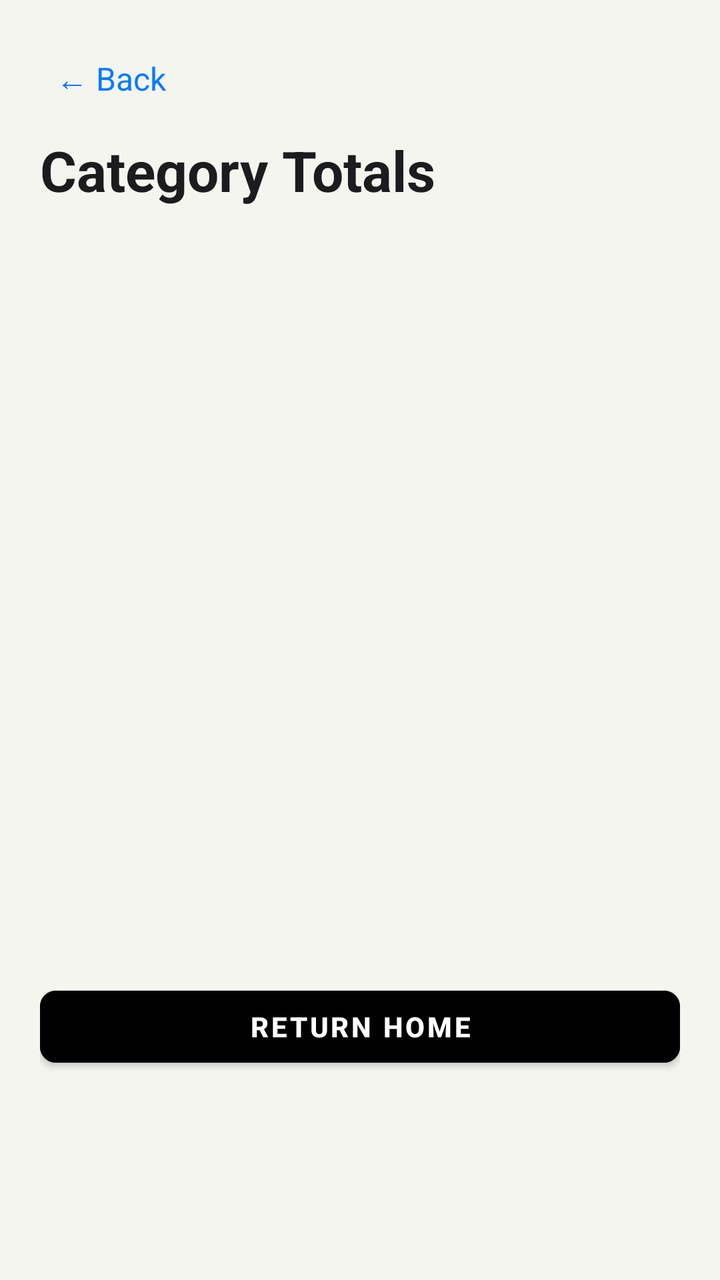
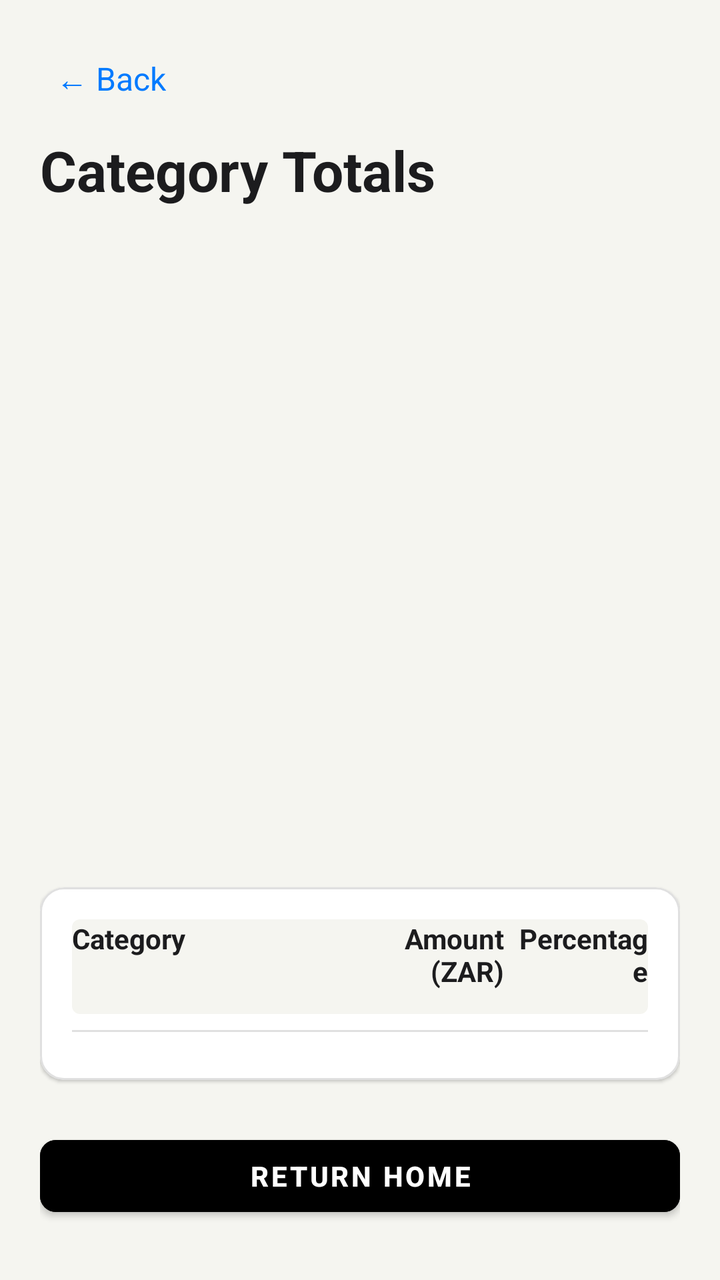

Two renders of the same Android screen: before a commit and after it. Below are the layout's source before the change and the commit's diff.
<!-- AndroidManifest.xml: application theme Theme.HarmonieBudget -->
<!-- res/layout/activity_category_total.xml -->
<?xml version="1.0" encoding="utf-8"?>
<LinearLayout
    xmlns:android="http://schemas.android.com/apk/res/android"
    android:layout_width="match_parent"
    android:layout_height="match_parent"
    android:orientation="vertical"
    android:background="@color/background_light">

    <ScrollView
        android:layout_width="match_parent"
        android:layout_height="match_parent"
        android:fillViewport="true"
        android:scrollbars="vertical">

        <LinearLayout
            android:layout_width="match_parent"
            android:layout_height="wrap_content"
            android:orientation="vertical"
            android:padding="20dp"
            android:paddingBottom="32dp">

            
            <TextView
                android:id="@+id/iv_back_arrow"
                android:layout_width="wrap_content"
                android:layout_height="wrap_content"
                android:text="@string/back_arrow"
                android:textSize="16sp"
                android:textColor="@color/accent_blue"
                android:padding="8dp"
                android:layout_marginBottom="8dp"
                android:clickable="true"
                android:focusable="true" />

            <TextView
                android:id="@+id/tv_title"
                android:layout_width="wrap_content"
                android:layout_height="wrap_content"
                android:text="@string/category_totals_title"
                android:textColor="@color/text_primary_light"
                android:textSize="28sp"
                android:textStyle="bold"
                android:layout_marginBottom="8dp" />

            
            <FrameLayout
                android:id="@+id/pie_container"
                android:layout_width="match_parent"
                android:layout_height="300dp"
                android:layout_marginTop="16dp"
                android:layout_marginBottom="16dp" />

            
            <TextView
                android:id="@+id/tv_totals"
                android:layout_width="match_parent"
                android:layout_height="wrap_content"
                android:textColor="@color/text_primary_light"
                android:textSize="16sp"
                android:layout_marginBottom="16dp" />

            
            <Button
                android:id="@+id/btn_return_home"
                style="@style/StandardButton"
                android:layout_width="match_parent"
                android:layout_height="48dp"
                android:layout_marginTop="8dp"
                android:text="@string/return_home" />

        </LinearLayout>
    </ScrollView>
</LinearLayout>
<!-- resources referenced by this layout -->
<resources>
  <color name="accent_blue">#007AFF</color>
  <color name="background_light">#F5F5F0</color>
  <color name="text_primary_light">#1C1C1E</color>
  <string name="back_arrow">← Back</string>
  <string name="category_totals_title">Category Totals</string>
  <string name="return_home">Return Home</string>
  <style name="StandardButton" parent="Widget.MaterialComponents.Button">
          <item name="android:backgroundTint">@color/button_background_standard</item>
          <item name="android:textColor">@color/button_text_standard</item>
          <item name="android:textSize">14sp</item>
          <item name="android:textStyle">bold</item>
          <item name="android:minHeight">48dp</item>
          <item name="android:minWidth">0dp</item>
          <item name="android:paddingStart">16dp</item>
          <item name="android:paddingEnd">16dp</item>
          <item name="cornerRadius">8dp</item>
      </style>
  <style name="Theme.HarmonieBudget" parent="Theme.MaterialComponents.DayNight.NoActionBar">
  
          <item name="colorPrimary">@color/purple_500</item>
          <item name="colorPrimaryVariant">@color/purple_700</item>
          <item name="colorSecondary">@color/teal_200</item>
  
          <item name="android:windowBackground">@color/background_light</item>
  
          
          <item name="android:textColor">@color/text_primary_light</item>
          <item name="android:textColorPrimary">@color/text_primary_light</item>
          <item name="android:textColorSecondary">@color/text_secondary_light</item>
          <item name="android:textColorHint">@color/text_hint_light</item>
  
          <item name="colorControlNormal">@color/text_secondary_light</item>
          <item name="colorControlActivated">@color/accent_blue</item>
          <item name="colorButtonNormal">@color/button_background_standard</item>
  
          <item name="cardViewStyle">@style/CardViewLight</item>
  
      </style>
  <color name="button_background_standard">#000000</color>
  <color name="button_text_standard">#FFFFFF</color>
  <color name="purple_500">#FF6200EE</color>
  <color name="purple_700">#FF3700B3</color>
  <color name="teal_200">#FF03DAC5</color>
  <color name="text_secondary_light">#8E8E93</color>
  <color name="text_hint_light">#C7C7CC</color>
  <style name="CardViewLight" parent="CardView">
          <item name="cardBackgroundColor">@color/surface_light</item>
          <item name="cardElevation">1dp</item>
          <item name="cardCornerRadius">12dp</item>
      </style>
  <color name="surface_light">#FFFFFF</color>
</resources>

<!-- the commit's change to res/layout/activity_category_total.xml (unified diff, before → after) -->
@@ -1,6 +1,7 @@
 <?xml version="1.0" encoding="utf-8"?>
 <LinearLayout
     xmlns:android="http://schemas.android.com/apk/res/android"
+    xmlns:app="http://schemas.android.com/apk/res-auto"
     android:layout_width="match_parent"
     android:layout_height="match_parent"
     android:orientation="vertical"
@@ -32,6 +33,7 @@
                 android:clickable="true"
                 android:focusable="true" />
 
+            
             <TextView
                 android:id="@+id/tv_title"
                 android:layout_width="wrap_content"
@@ -40,24 +42,87 @@
                 android:textColor="@color/text_primary_light"
                 android:textSize="28sp"
                 android:textStyle="bold"
-                android:layout_marginBottom="8dp" />
+                android:layout_marginBottom="16dp" />
 
             
             <FrameLayout
                 android:id="@+id/pie_container"
                 android:layout_width="match_parent"
                 android:layout_height="300dp"
-                android:layout_marginTop="16dp"
-                android:layout_marginBottom="16dp" />
+                android:layout_marginBottom="24dp" />
 
             
-            <TextView
-                android:id="@+id/tv_totals"
+            <com.google.android.material.card.MaterialCardView
                 android:layout_width="match_parent"
                 android:layout_height="wrap_content"
-                android:textColor="@color/text_primary_light"
-                android:textSize="16sp"
-                android:layout_marginBottom="16dp" />
+                app:cardCornerRadius="12dp"
+                app:cardElevation="1dp"
+                app:cardBackgroundColor="@color/surface_light"
+                app:strokeColor="@color/border_light"
+                app:strokeWidth="1dp">
+
+                <LinearLayout
+                    android:layout_width="match_parent"
+                    android:layout_height="wrap_content"
+                    android:orientation="vertical"
+                    android:padding="16dp">
+
+                    
+                    <LinearLayout
+                        android:layout_width="match_parent"
+                        android:layout_height="wrap_content"
+                        android:orientation="horizontal"
+                        android:paddingBottom="12dp"
+                        android:layout_marginBottom="8dp"
+                        android:background="@drawable/table_header_background">
+
+                        <TextView
+                            android:layout_width="0dp"
+                            android:layout_height="wrap_content"
+                            android:layout_weight="2"
+                            android:text="Category"
+                            android:textSize="14sp"
+                            android:textStyle="bold"
+                            android:textColor="@color/text_primary_light" />
+
+                        <TextView
+                            android:layout_width="0dp"
+                            android:layout_height="wrap_content"
+                            android:layout_weight="1"
+                            android:text="Amount (ZAR)"
+                            android:textSize="14sp"
+                            android:textStyle="bold"
+                            android:textColor="@color/text_primary_light"
+                            android:gravity="end" />
+
+                        <TextView
+                            android:layout_width="0dp"
+                            android:layout_height="wrap_content"
+                            android:layout_weight="1"
+                            android:text="Percentage"
+                            android:textSize="14sp"
+                            android:textStyle="bold"
+                            android:textColor="@color/text_primary_light"
+                            android:gravity="end" />
+
+                    </LinearLayout>
+
+                    
+                    <View
+                        android:layout_width="match_parent"
+                        android:layout_height="1dp"
+                        android:background="@color/border_light"
+                        android:layout_marginBottom="8dp" />
+
+                    
+                    <LinearLayout
+                        android:id="@+id/table_rows_container"
+                        android:layout_width="match_parent"
+                        android:layout_height="wrap_content"
+                        android:orientation="vertical" />
+
+                </LinearLayout>
+            </com.google.android.material.card.MaterialCardView>
 
             
             <Button
@@ -65,7 +130,7 @@
                 style="@style/StandardButton"
                 android:layout_width="match_parent"
                 android:layout_height="48dp"
-                android:layout_marginTop="8dp"
+                android:layout_marginTop="24dp"
                 android:text="@string/return_home" />
 
         </LinearLayout>
<!-- resource entries referenced after the edit -->
@@ -2,7 +2,14 @@
 <resources>
   <color name="accent_blue">#007AFF</color>
   <color name="background_light">#F5F5F0</color>
+  <color name="border_light">#E0E0E0</color>
   <color name="text_primary_light">#1C1C1E</color>
+  <!-- drawable table_header_background (drawable) -->
+  <?xml version="1.0" encoding="utf-8"?>
+  <shape xmlns:android="http://schemas.android.com/apk/res/android">
+      <solid android:color="@color/background_light" />
+      <corners android:radius="4dp" />
+  </shape>
   <string name="back_arrow">← Back</string>
   <string name="category_totals_title">Category Totals</string>
   <string name="return_home">Return Home</string>
